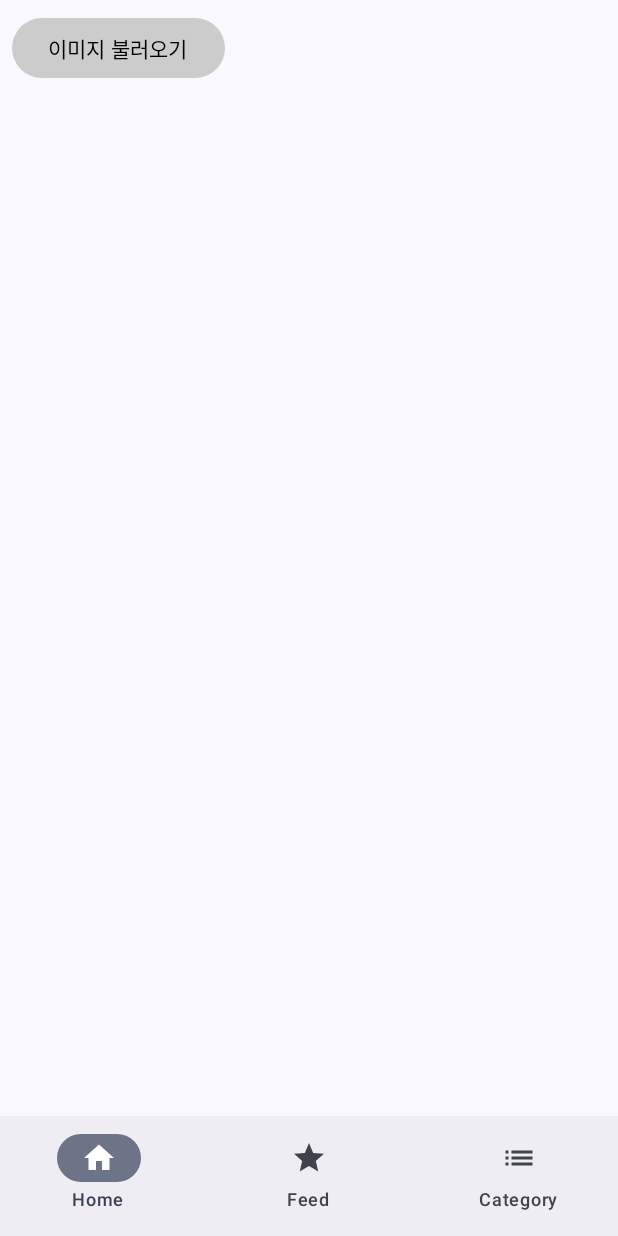
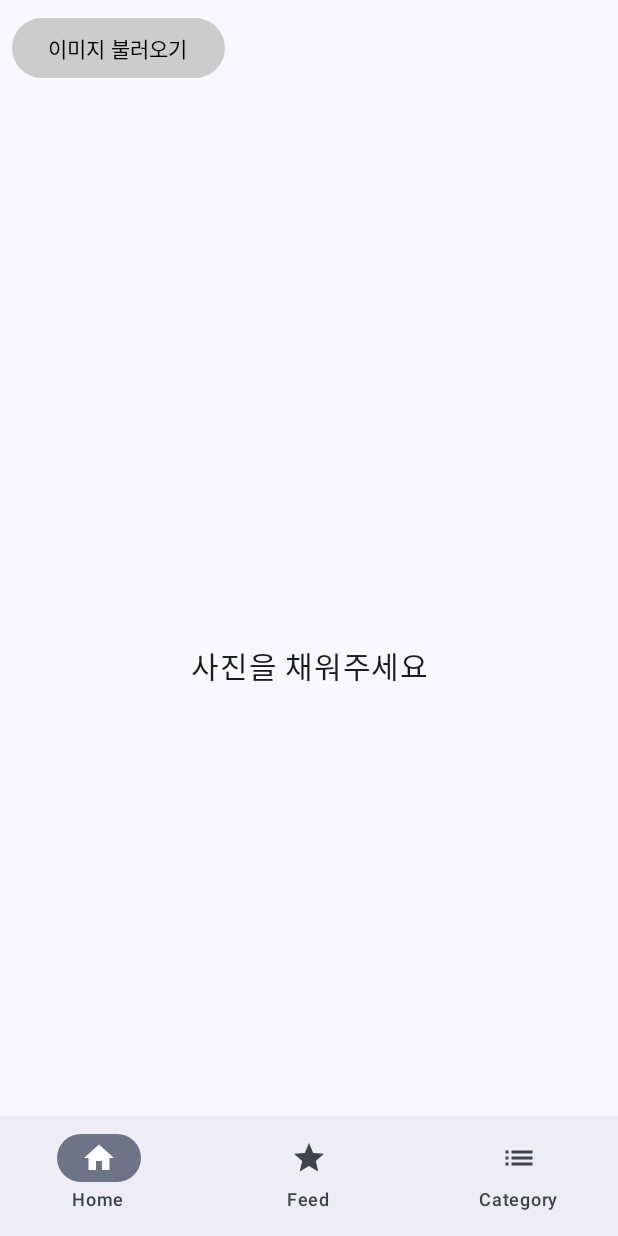
Before and after one commit to extreme-south-code/Andro, an Android app built with Jetpack Compose: the screen it shows after launch (MainActivity), on a phone screen of 412 x 824 dp. Run offline under Robolectric (Android 15) with nearby library versions, the phone set to English and light mode, and no system bars.

Commit message:
[feat] impl default text msg if img doesn't exists

```diff
--- a/app/src/main/java/com/example/myapplication/screens/home.kt
+++ b/app/src/main/java/com/example/myapplication/screens/home.kt
@@ -5,6 +5,7 @@ import androidx.activity.result.PickVisualMediaRequest
 import androidx.activity.result.contract.ActivityResultContracts
 import androidx.compose.foundation.Image
 import androidx.compose.foundation.layout.Arrangement
+import androidx.compose.foundation.layout.Box
 import androidx.compose.foundation.layout.Column
 import androidx.compose.foundation.layout.PaddingValues
 import androidx.compose.foundation.layout.fillMaxSize
@@ -25,12 +26,16 @@ import androidx.compose.runtime.collectAsState
 import androidx.compose.runtime.getValue
 import androidx.compose.runtime.mutableStateOf
 import androidx.compose.runtime.remember
+import androidx.compose.ui.Alignment
 import androidx.compose.ui.Modifier
 import androidx.compose.ui.draw.clip
 import androidx.compose.ui.draw.shadow
 import androidx.compose.ui.graphics.Color
 import androidx.compose.ui.layout.ContentScale
+import androidx.compose.ui.layout.HorizontalAlignmentLine
+import androidx.compose.ui.text.style.TextAlign
 import androidx.compose.ui.unit.dp
+import androidx.compose.ui.unit.sp
 import coil.compose.rememberAsyncImagePainter
 import com.example.myapplication.model.home.HomeListItem
 import com.example.myapplication.vm.home.HomeViewModel
@@ -116,7 +121,9 @@ fun HomeScreen(
         )
     }
 
-    Column(Modifier.fillMaxSize()) {
+    Column(
+        modifier = Modifier.fillMaxSize(),
+    ) {
         Button(
             onClick = {
                 if (isFirstTime) {
@@ -135,6 +142,19 @@ fun HomeScreen(
         ) {
             Text(buttonText)
         }
+
+        Column(
+            Modifier.fillMaxSize(),
+            verticalArrangement = Arrangement.Center,
+            horizontalAlignment = Alignment.CenterHorizontally
+        ) {
+            if (existingImages.isEmpty()) {
+                Text(
+                    text = "사진을 채워주세요",
+                    textAlign = TextAlign.Center,
+                    fontSize = 20.sp
+                )
+            } else {
                 LazyVerticalStaggeredGrid(
                     columns = StaggeredGridCells.Fixed(2),
                     modifier = Modifier.fillMaxSize(),
@@ -144,6 +164,8 @@ fun HomeScreen(
                 ) {
                     items(existingImages) { listItem ->
                         GalleryImage(item = listItem)
+                    }
+                }
             }
         }
     }
```
Lines whose indentation alone changed are shown as unchanged.
